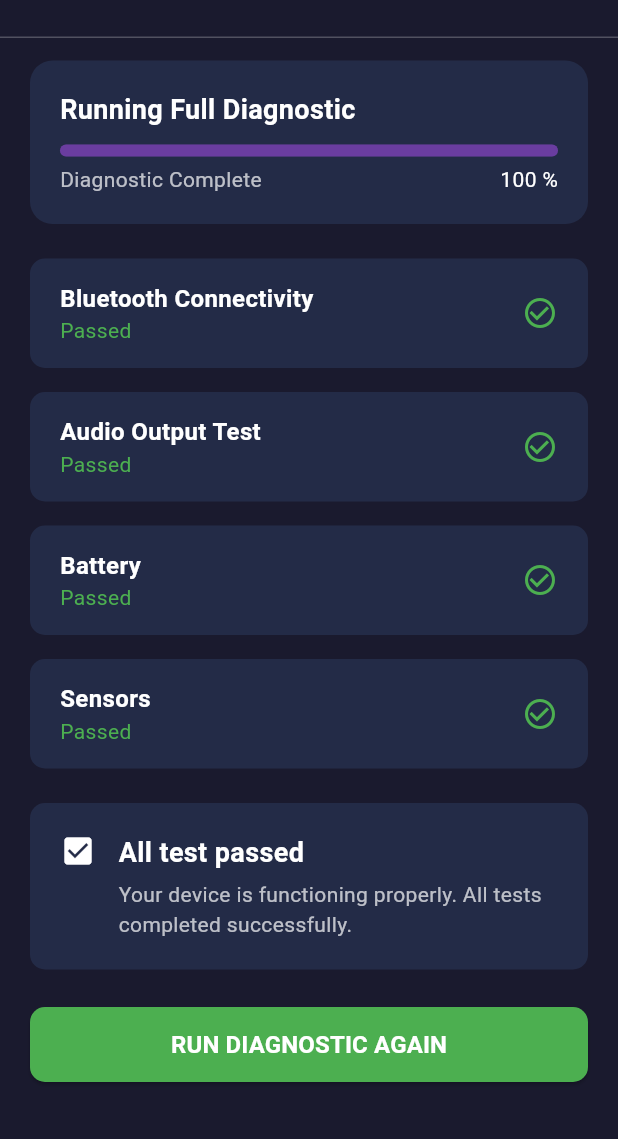
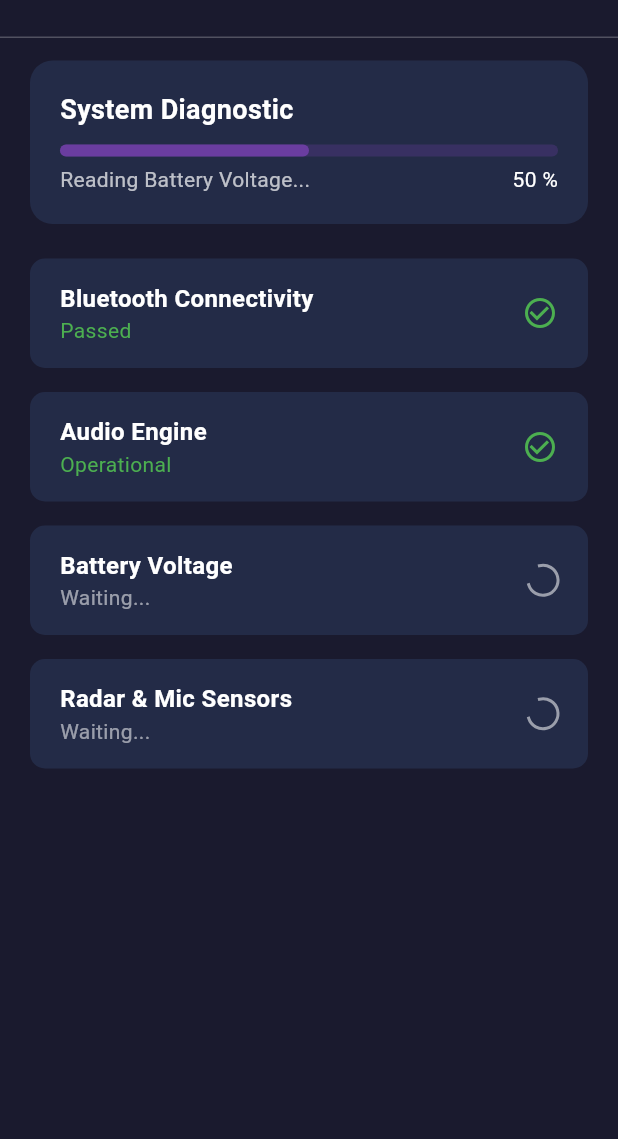
Before and after one commit to FrancisEugenio28/Sleep-Sound-Therapy-Mobile-App, a Flutter app: the DiagnosticScreenContent screen opened directly, on a phone screen of 412 x 824 dp, the part 97-1236 px from its top. Run offline on Flutter 3.47's test engine with Material 3 defaults, Android fonts, the light colour scheme and no system bars; our stand-ins replace flutter_bluetooth_serial, just_audio, permission_handler, syncfusion_flutter_sliders; missing offline and left inert: rive_animated_icon; Roboto replaces fonts that are missing (Sans-serif).

Commit message:
update diag screen

```diff
--- a/lib/pages/diagnostic_screen.dart
+++ b/lib/pages/diagnostic_screen.dart
@@ -1,17 +1,135 @@
+import 'dart:async';
 import 'package:flutter/material.dart';
 import '../widgets/shared_header.dart';
+import '../bluetooth_controller.dart'; // Import your controller
 
-  class DiagnosticScreenContent extends StatelessWidget {
+class DiagnosticScreenContent extends StatefulWidget {
   const DiagnosticScreenContent({super.key});
 
+  @override
+  State<DiagnosticScreenContent> createState() => _DiagnosticScreenContentState();
+}
+
+class _DiagnosticScreenContentState extends State<DiagnosticScreenContent> {
+  final BluetoothController _btController = BluetoothController();
+  StreamSubscription? _streamSubscription;
+
+  // Colors
   static const Color _cardColor = Color(0xFF232b47);
   static const Color _primaryGreen = Color(0xFF4CAF50);
   static const Color _progressAccent = Color(0xFF6A3DA0);
   static const Color _scaffoldBackground = Color(0xFF1a1a2e);
 
-    // Running Diagnostic Progress Box
+  // State Variables
+  double _progressValue = 0.0;
+  String _statusText = "Initializing...";
+  bool _isComplete = false;
+
+  // Hardware States
+  String _connStatus = "Checking...";
+  String _audioStatus = "Waiting...";
+  String _batteryStatus = "Waiting...";
+  String _sensorStatus = "Waiting...";
+
+  Color _connColor = Colors.white54;
+  Color _audioColor = Colors.white54;
+  Color _battColor = Colors.white54;
+  Color _sensorColor = Colors.white54;
+
+  @override
+  void initState() {
+    super.initState();
+    _runDiagnostics();
+  }
+
+  @override
+  void dispose() {
+    _streamSubscription?.cancel();
+    super.dispose();
+  }
+
+  void _runDiagnostics() {
+    // 1. Reset State
+    setState(() {
+      _progressValue = 0.1;
+      _statusText = "Connecting...";
+      _isComplete = false;
+
+      _connStatus = "Checking...";
+      _audioStatus = "Waiting...";
+      _batteryStatus = "Waiting...";
+      _sensorStatus = "Waiting...";
+
+      _connColor = Colors.white54;
+      _audioColor = Colors.white54;
+      _battColor = Colors.white54;
+      _sensorColor = Colors.white54;
+    });
+
+    // 2. Send Command to ESP32
+    // This triggers the ESP32 to read the voltage divider
+    _btController.sendCommand("DIAG");
+
+    // 3. Simulate Connectivity Check (Immediate)
+    Future.delayed(const Duration(milliseconds: 500), () {
+      if (mounted) {
+        setState(() {
+          _connStatus = "Passed";
+          _connColor = _primaryGreen;
+          _progressValue = 0.3;
+          _statusText = "Checking Audio System...";
+        });
+      }
+    });
+
+    // 4. Simulate Audio Check
+    // (Since we can't 'hear' it, we assume it's good if connection is good for this prototype)
+    Future.delayed(const Duration(milliseconds: 1500), () {
+      if (mounted) {
+        setState(() {
+          _audioStatus = "Operational"; // Assumed based on I2S init
+          _audioColor = _primaryGreen;
+          _progressValue = 0.5;
+          _statusText = "Reading Battery Voltage...";
+        });
+      }
+    });
+
+    // 5. Listen for Real Data (Battery & Sensors)
+    _streamSubscription = _btController.dataStream.listen((message) {
+      if (!mounted) return;
+
+      // BATTERY CHECK (Response: "DIAG:Battery:3.75V")
+      if (message.startsWith("DIAG:Battery:")) {
+        String volts = message.split(":")[2];
+        setState(() {
+          _batteryStatus = "Good ($volts)";
+          _battColor = _primaryGreen;
+          _progressValue = 0.8;
+          _statusText = "Verifying Sensors...";
+        });
+      }
+
+      // SENSOR CHECK (Response: "DATA:...")
+      // If we receive ANY streaming data, the sensors and logic task are running.
+      if (message.startsWith("DATA:")) {
+        // Only update if we haven't already marked it passed
+        if (_sensorStatus != "Active") {
+          setState(() {
+            _sensorStatus = "Active";
+            _sensorColor = _primaryGreen;
+            _progressValue = 1.0;
+            _statusText = "Diagnostic Complete";
+            _isComplete = true;
+          });
+        }
+      }
+    });
+  }
+
+  // --- WIDGET BUILDERS ---
+
   Widget _buildRunningDiagnosticBox() {
-
     return Container(
       margin: const EdgeInsets.symmetric(horizontal: 20, vertical: 15),
       padding: const EdgeInsets.all(20),
@@ -23,7 +141,7 @@
         crossAxisAlignment: CrossAxisAlignment.start,
         children: <Widget>[
           const Text(
-              'Running Full Diagnostic',
+            'System Diagnostic',
             style: TextStyle(
               color: Colors.white,
               fontSize: 18,
@@ -31,25 +149,24 @@
             ),
           ),
           const SizedBox(height: 10),
-            // Progress Bar
           LinearProgressIndicator(
-              value: 1.0, // Set to 100% complete
+            value: _progressValue,
             backgroundColor: _progressAccent.withOpacity(0.3),
             valueColor: const AlwaysStoppedAnimation<Color>(_progressAccent),
             minHeight: 8,
             borderRadius: BorderRadius.circular(4),
           ),
           const SizedBox(height: 5),
-            const Row(
+          Row(
             mainAxisAlignment: MainAxisAlignment.spaceBetween,
             children: [
               Text(
-                  'Diagnostic Complete',
-                  style: TextStyle(color: Colors.white70, fontSize: 14),
+                _statusText,
+                style: const TextStyle(color: Colors.white70, fontSize: 14),
               ),
               Text(
-                  '100 %',
-                  style: TextStyle(color: Colors.white, fontSize: 14),
+                '${(_progressValue * 100).toInt()} %',
+                style: const TextStyle(color: Colors.white, fontSize: 14),
               ),
             ],
           ),
@@ -58,9 +175,7 @@
     );
   }
 
-    // Individual Test Result Card (e.g., Bluetooth, Audio)
-    Widget _buildTestCard({required String title}) {
-
+  Widget _buildTestCard({required String title, required String status, required Color color}) {
     return Container(
       margin: const EdgeInsets.symmetric(horizontal: 20, vertical: 8),
       padding: const EdgeInsets.symmetric(horizontal: 20, vertical: 15),
@@ -82,30 +197,35 @@
                   fontWeight: FontWeight.w600,
                 ),
               ),
-                const Text(
-                  'Passed',
+              Text(
+                status,
                 style: TextStyle(
-                    color: _primaryGreen,
+                  color: color,
                   fontSize: 14,
                 ),
               ),
             ],
           ),
-            // Checkmark icon
-            const Icon(
+          if (status != "Waiting..." && status != "Checking...")
+            Icon(
               Icons.check_circle_outline,
-              color: _primaryGreen,
+              color: color,
               size: 24,
+            )
+          else
+            SizedBox(
+              width: 20,
+              height: 20,
+              child: CircularProgressIndicator(strokeWidth: 2, color: color)
             ),
         ],
       ),
     );
   }
 
-    // Status Banner and Button Section
   Widget _buildStatusAndButton() {
-      const successColor = _cardColor;
-      const buttonColor = _primaryGreen;
+    // Only show this section if complete
+    if (!_isComplete) return const SizedBox.shrink();
 
     return Column(
       children: [
@@ -114,8 +234,9 @@
           margin: const EdgeInsets.only(top: 15, left: 20, right: 20, bottom: 25),
           padding: const EdgeInsets.all(20),
           decoration: BoxDecoration(
-              color: successColor,
+            color: _cardColor,
             borderRadius: BorderRadius.circular(10),
+            border: Border.all(color: _primaryGreen.withOpacity(0.5)),
           ),
           child: const Row(
             crossAxisAlignment: CrossAxisAlignment.start,
@@ -127,7 +248,7 @@
                   crossAxisAlignment: CrossAxisAlignment.start,
                   children: [
                     Text(
-                        'All test passed',
+                      'All systems operational',
                       style: TextStyle(
                         color: Colors.white,
                         fontSize: 18,
@@ -136,7 +257,7 @@
                     ),
                     SizedBox(height: 5),
                     Text(
-                        'Your device is functioning properly. All tests completed successfully.',
+                      'Your device is functioning properly. Battery voltage and sensors are within normal ranges.',
                       style: TextStyle(color: Colors.white70, fontSize: 14),
                     ),
                   ],
@@ -146,15 +267,13 @@
           ),
         ),
 
-          // Run Diagnostic Again Button
+        // Restart Button
         Padding(
           padding: const EdgeInsets.symmetric(horizontal: 20),
           child: ElevatedButton(
-              onPressed: () {
-                // Handle button press
-              },
+            onPressed: _runDiagnostics, // Re-run the function
             style: ElevatedButton.styleFrom(
-                backgroundColor: buttonColor,
+              backgroundColor: _primaryGreen,
               minimumSize: const Size(double.infinity, 50),
               shape: RoundedRectangleBorder(
                 borderRadius: BorderRadius.circular(10),
@@ -170,6 +289,7 @@
             ),
           ),
         ),
+        const SizedBox(height: 30),
       ],
     );
   }
@@ -191,7 +311,6 @@
                       Navigator.of(context).pop();
                     },
                   ),
-
                   const Expanded(
                     child: SharedHeader(
                       title: 'System Diagnostic',
@@ -201,25 +320,36 @@
                 ],
               ),
             ),
-
-            const Divider(
-              color: Colors.white24,
-              height: 1,
-              thickness: 1,
-              ),
+            const Divider(color: Colors.white24, height: 1, thickness: 1),
 
             Expanded(
               child: SingleChildScrollView(
+                physics: const BouncingScrollPhysics(),
                 padding: const EdgeInsets.only(bottom: 20),
                 child: Column(
                   children: <Widget>[
                     _buildRunningDiagnosticBox(),
 
-                      // Individual Tests
-                      _buildTestCard(title: 'Bluetooth Connectivity'),
-                      _buildTestCard(title: 'Audio Output Test'),
-                      _buildTestCard(title: 'Battery'),
-                      _buildTestCard(title: 'Sensors'),
+                    _buildTestCard(
+                      title: 'Bluetooth Connectivity',
+                      status: _connStatus,
+                      color: _connColor
+                    ),
+                    _buildTestCard(
+                      title: 'Audio Engine',
+                      status: _audioStatus,
+                      color: _audioColor
+                    ),
+                    _buildTestCard(
+                      title: 'Battery Voltage',
+                      status: _batteryStatus,
+                      color: _battColor
+                    ),
+                    _buildTestCard(
+                      title: 'Radar & Mic Sensors',
+                      status: _sensorStatus,
+                      color: _sensorColor
+                    ),
 
                     _buildStatusAndButton(),
                   ],
--- a/lib/pages/landing_page.dart
+++ b/lib/pages/landing_page.dart
@@ -1,11 +1,11 @@
 import 'package:flutter/material.dart';
-import 'package:flutter_bluetooth_serial/flutter_bluetooth_serial.dart'; // Add this
+import 'package:flutter_bluetooth_serial/flutter_bluetooth_serial.dart';
 import 'package:just_audio/just_audio.dart';
 import 'package:rive_animated_icon/rive_animated_icon.dart';
 import 'package:syncfusion_flutter_sliders/sliders.dart';
 import '../widgets/shared_header.dart';
 import '../models/sound_player.dart';
-import '../bluetooth_controller.dart'; // Add this import
+import '../bluetooth_controller.dart';
 
 class MusicPageContent extends StatefulWidget {
   const MusicPageContent({super.key});
--- a/pubspec.yaml
+++ b/pubspec.yaml
@@ -34,6 +34,12 @@ dependencies:
   just_audio_background: ^0.0.1-beta.17
   audio_service: ^0.18.18
 
+  # bluetooth and device discovery
+  flutter_bluetooth_serial: ^0.4.0
+
+  # handler
+  permission_handler: ^10.4.0
+
 
 dev_dependencies:
   flutter_test:
```
Also changed, not shown: pubspec.lock, 2 other files. Lines whose indentation alone changed are shown as unchanged.
